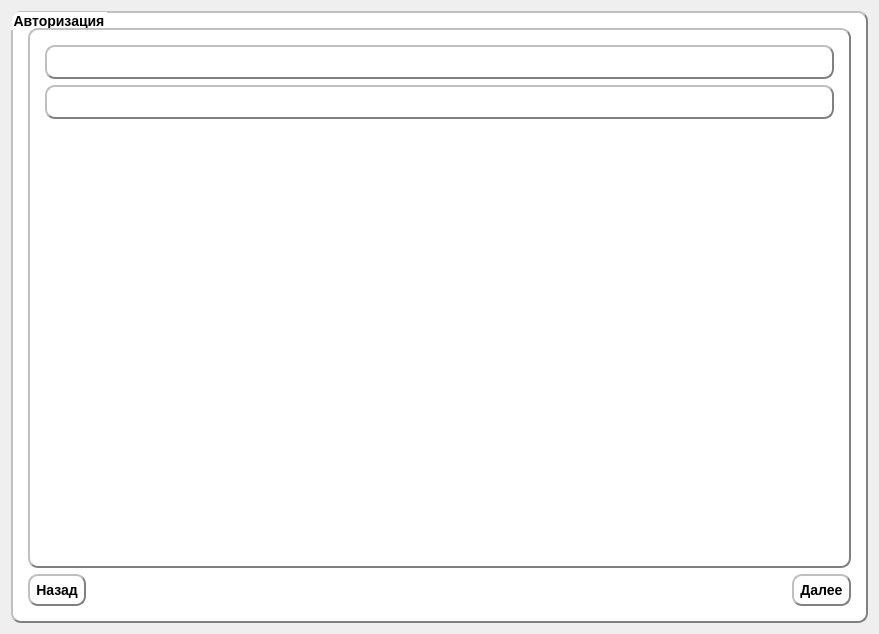
Before: the Qt Designer form authorizationwindow.ui in Rayzedan/SystemControlStudent, drawn with Qt 5.
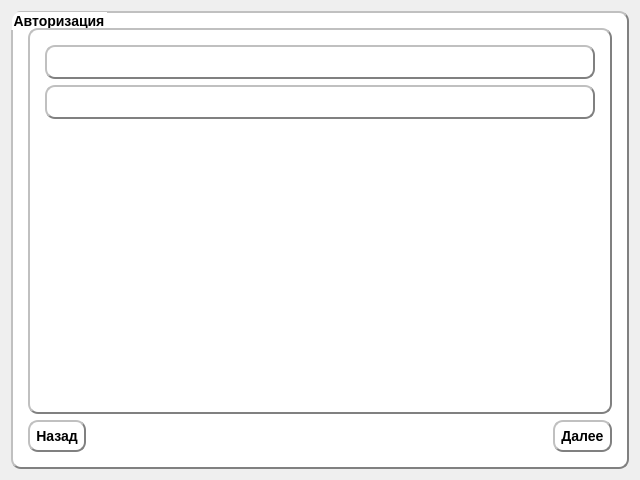
After: the same form once the commit is applied.

```diff
--- a/authorizationwindow.ui
+++ b/authorizationwindow.ui
@@ -6,8 +6,8 @@
    <rect>
     <x>0</x>
     <y>0</y>
-    <width>879</width>
-    <height>634</height>
+    <width>640</width>
+    <height>480</height>
    </rect>
   </property>
   <property name="minimumSize">
@@ -16,6 +16,12 @@
     <height>480</height>
    </size>
   </property>
+  <property name="maximumSize">
+   <size>
+    <width>640</width>
+    <height>480</height>
+   </size>
+  </property>
   <property name="windowTitle">
    <string>Система контроля знаний студентов</string>
   </property>
```
